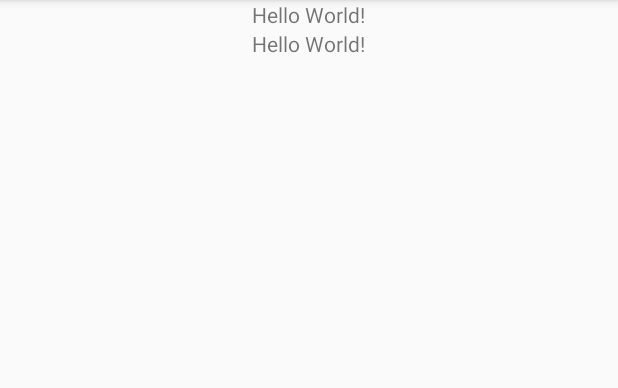
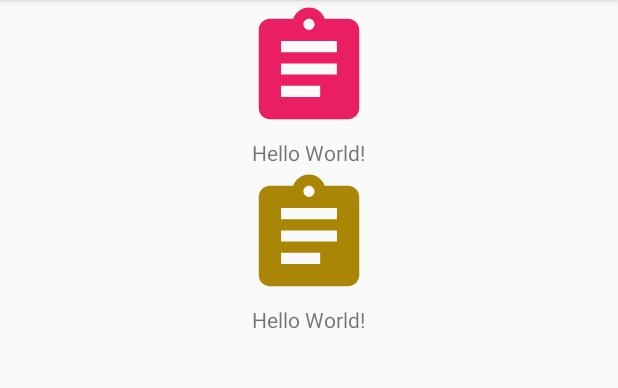
Before and after one commit to tagorekommineni9/MyTestApplication, an Android app: the screen it shows after launch (MainActivity), on a phone screen of 412 x 824 dp, the part 84-472 px from its top. Run offline under Robolectric (Android 15) with nearby library versions, the phone set to English and light mode, and no system bars.

Commit message:
Vector Drawables using Vector Asset Studio & Image Asset Studio(Test)

```diff
--- a/app/build.gradle
+++ b/app/build.gradle
@@ -10,6 +10,8 @@ android {
         targetSdkVersion 29
         versionCode 1
         versionName "1.0"
+
+        vectorDrawables.useSupportLibrary=true;
 
         testInstrumentationRunner "androidx.test.runner.AndroidJUnitRunner"
     }
--- a/app/src/main/AndroidManifest.xml
+++ b/app/src/main/AndroidManifest.xml
@@ -4,7 +4,7 @@
 
     <application
         android:allowBackup="true"
-        android:icon="@mipmap/ic_launcher"
+        android:icon="@mipmap/ic_idea"
         android:label="@string/app_name"
         android:roundIcon="@mipmap/ic_launcher_round"
         android:supportsRtl="true"
--- a/app/src/main/java/com/example/mytestapplication/MainActivity.java
+++ b/app/src/main/java/com/example/mytestapplication/MainActivity.java
@@ -3,6 +3,7 @@ package com.example.mytestapplication;
 import androidx.appcompat.app.AppCompatActivity;
 
 import android.os.Bundle;
+import android.widget.ImageView;
 
 public class MainActivity extends AppCompatActivity {
 
@@ -12,5 +13,8 @@ public class MainActivity extends AppCompatActivity {
         setContentView(R.layout.activity_main);
         //Test1
         //Test2
+
+        ImageView imageView = findViewById(R.id.iv2);
+        imageView.setImageResource(R.drawable.ic_assignment);
     }
 }
--- a/app/src/main/res/layout/activity_main.xml
+++ b/app/src/main/res/layout/activity_main.xml
@@ -9,9 +9,11 @@
 
     <ImageView
         android:id="@+id/iv1"
-        android:layout_width="wrap_content"
-        android:layout_height="wrap_content"
-        android:layout_gravity="center"/>
+        android:layout_width="89dp"
+        android:layout_height="92dp"
+        android:layout_gravity="center"
+        android:tint="#E91E63"
+        app:srcCompat="@drawable/ic_assignment" />
 
     <TextView
         android:id="@+id/tv1"
@@ -21,8 +23,8 @@
         android:layout_gravity="center"/>
     <ImageView
         android:id="@+id/iv2"
-        android:layout_width="wrap_content"
-        android:layout_height="wrap_content"
+        android:layout_width="89dp"
+        android:layout_height="92dp"
         android:layout_gravity="center"/>
     <TextView
         android:id="@+id/tv2"
--- /dev/null
+++ b/app/src/main/res/mipmap-anydpi-v26/ic_idea.xml
@@ -0,0 +1,5 @@
+<?xml version="1.0" encoding="utf-8"?>
+<adaptive-icon xmlns:android="http://schemas.android.com/apk/res/android">
+    <background android:drawable="@drawable/ic_idea_background"/>
+    <foreground android:drawable="@drawable/ic_launcher_idea_foreground"/>
+</adaptive-icon>
--- /dev/null
+++ b/app/src/main/res/mipmap-anydpi-v26/ic_idea_round.xml
@@ -0,0 +1,5 @@
+<?xml version="1.0" encoding="utf-8"?>
+<adaptive-icon xmlns:android="http://schemas.android.com/apk/res/android">
+    <background android:drawable="@drawable/ic_idea_background"/>
+    <foreground android:drawable="@drawable/ic_launcher_idea_foreground"/>
+</adaptive-icon>
```
Also changed, not shown: app/src/main/res/drawable/ic_idea_background.xml (added, +74 -0 lines), app/src/main/res/drawable/ic_launcher_idea_foreground.xml (added, +11 -0 lines), app/src/main/ic_idea-playstore.png (added), app/src/main/res/mipmap-hdpi/ic_idea.png (added), app/src/main/res/mipmap-hdpi/ic_idea_round.png (added), app/src/main/res/mipmap-mdpi/ic_idea.png (added), app/src/main/res/mipmap-mdpi/ic_idea_round.png (added), app/src/main/res/mipmap-xhdpi/ic_idea.png (added), app/src/main/res/mipmap-xhdpi/ic_idea_round.png (added), app/src/main/res/mipmap-xxhdpi/ic_idea.png (added), app/src/main/res/mipmap-xxxhdpi/ic_idea.png (added), app/src/main/res/mipmap-xxxhdpi/ic_idea_round.png (added).
